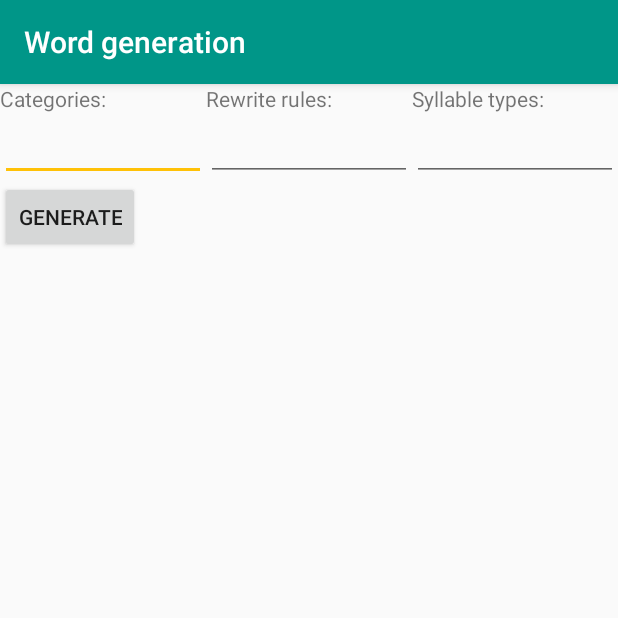
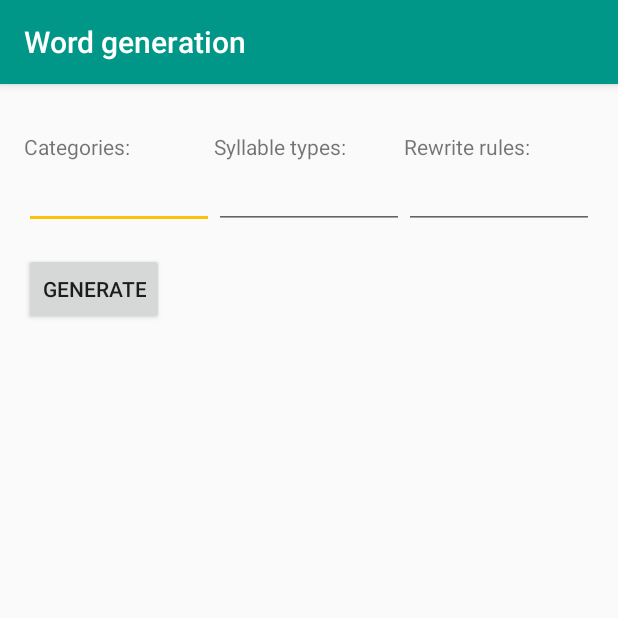
Before and after one commit to vylion/WordWeaver, an Android app: the screen it shows after launch (OpenLangActivity), in the options menu, after a tap on "Word generation", on a phone screen of 412 x 824 dp, the top half of it. Run offline under Robolectric (Android 15) with nearby library versions, the phone set to English and light mode, and no system bars.

Commit message:
Fixed syllable concatenation funking up the rewrite rule application order. Changed UI a bit. You can now load a language, although you still can't save one.

```diff
--- a/app/src/main/java/vylion/wordweaver/LangViewAdapter.java
+++ b/app/src/main/java/vylion/wordweaver/LangViewAdapter.java
@@ -27,7 +27,7 @@ import vylion.wordweaver.arachne.Language;
  * Created by vylion on 1/3/17.
  */
 
-public class LangViewAdapter extends RecyclerView.Adapter<LangViewAdapter.BookViewHolder> {
+public class LangViewAdapter extends RecyclerView.Adapter<LangViewAdapter.LangViewHolder> {
 
     public static final int COMPARE_BY_TITLE = 0;
     public static final int COMPARE_BY_CATEGORY = 1;
@@ -37,8 +37,9 @@ public class LangViewAdapter extends RecyclerView.Adapter<LangViewAdapter.BookVi
     private Context context;
     private Scribe scribe;
     private CoordinatorLayout coordinatorLayout;
+    private View.OnClickListener listener;
 
-    public LangViewAdapter(Context c, Scribe s, CoordinatorLayout layout) {
+    public LangViewAdapter(Context c, Scribe s, CoordinatorLayout layout, View.OnClickListener v) {
         scribe = s;
 
         inflater = LayoutInflater.from(c);
@@ -48,6 +49,7 @@ public class LangViewAdapter extends RecyclerView.Adapter<LangViewAdapter.BookVi
         //order();
         context = c;
         coordinatorLayout = layout;
+        listener = v;
     }
 
     //*****************************************
@@ -55,14 +57,15 @@ public class LangViewAdapter extends RecyclerView.Adapter<LangViewAdapter.BookVi
     //*****************************************
 
     @Override
-    public BookViewHolder onCreateViewHolder(ViewGroup parent, int viewType) {
+    public LangViewHolder onCreateViewHolder(ViewGroup parent, int viewType) {
         View v = inflater.inflate(R.layout.lang_view_row, parent, false);
-        BookViewHolder holder = new BookViewHolder(v);
+        LangViewHolder holder = new LangViewHolder(v);
+        v.setOnClickListener(listener);
         return holder;
     }
 
     @Override
-    public void onBindViewHolder(final BookViewHolder holder, int position) {
+    public void onBindViewHolder(final LangViewHolder holder, int position) {
         Language l = languages.get(position);
         holder.setName(l.getName());
         holder.setAuthor(l.getAuthor());
@@ -99,7 +102,7 @@ public class LangViewAdapter extends RecyclerView.Adapter<LangViewAdapter.BookVi
         }
         if(pos < languages.size()) {
             scribe.open();
-            scribe.deleteBook(languages.get(pos));
+            scribe.deleteLang(languages.get(pos));
             scribe.close();
             languages.remove(pos);
             notifyItemRemoved(pos);
@@ -108,7 +111,7 @@ public class LangViewAdapter extends RecyclerView.Adapter<LangViewAdapter.BookVi
 
     public void remove(int p) {
         scribe.open();
-        scribe.deleteBook(languages.get(p));
+        scribe.deleteLang(languages.get(p));
         scribe.close();
         languages.remove(p);
         notifyItemRemoved(p);
@@ -118,7 +121,7 @@ public class LangViewAdapter extends RecyclerView.Adapter<LangViewAdapter.BookVi
     //Auxiliary sorting tools
     //***********************
 
-    public void order() {
+    public void sort() {
         LangComparator comparator = new LangComparator();
         Collections.sort(languages, comparator);
         notifyDataSetChanged();
@@ -181,12 +184,12 @@ public class LangViewAdapter extends RecyclerView.Adapter<LangViewAdapter.BookVi
     //RecyclerViewAdapter's ViewHolder custom implementation
     //******************************************************
 
-    class BookViewHolder extends RecyclerView.ViewHolder implements PopupMenu.OnMenuItemClickListener, View.OnClickListener {
+    class LangViewHolder extends RecyclerView.ViewHolder implements PopupMenu.OnMenuItemClickListener, View.OnClickListener {
         private ImageView menuButton;
         private TextView name;
         private TextView author;
 
-        public BookViewHolder(View itemView) {
+        public LangViewHolder(View itemView) {
             super(itemView);
             name = (TextView) itemView.findViewById(R.id.lang_view_row_name);
             author = (TextView) itemView.findViewById(R.id.lang_view_row_author);
--- a/app/src/main/java/vylion/wordweaver/MainActivity.java
+++ b/app/src/main/java/vylion/wordweaver/MainActivity.java
@@ -20,9 +20,10 @@ import android.widget.LinearLayout;
 import android.widget.Toast;
 
 import vylion.wordweaver.alexandria.Scribe;
+import vylion.wordweaver.arachne.Language;
 import vylion.wordweaver.arachne.Weaver;
 
-public class MainActivity extends AppCompatActivity {
+public class MainActivity extends AppCompatActivity implements View.OnClickListener {
 
     private Scribe scribe;
     private Toolbar toolbar;
@@ -63,7 +64,7 @@ public class MainActivity extends AppCompatActivity {
 
             weaver = new Weaver("C=tknsmrh\nV=aioeu\nU=auoāēū\nL=āīōēū",
                     "hu>fu\nhū>fū\nsi>shi\nsī>shī\nsy>sh\nti>chi\ntī>chī\nty>ch\ntu>tsu\n" +
-                            "tū>tsū\nqk>kk\nqp>pp\nqt>tt\nq[^ptk]>",
+                            "tū>tsū\nqk>kk\nqp>pp\nqt>tt\nq>",
                     "CV\nCVn\nCL\nCLn\nCyU\nCyUn\nVn\nLn\nCVq\nCLq\nyU\nyUn\nwa\nL\nV");
             scribe.createLang("Sample: Pseudo-japanese", "Zompist", weaver);
 
@@ -113,8 +114,8 @@ public class MainActivity extends AppCompatActivity {
                 showAbout(aboutText, ok, this);
                 break;
             case R.id.main_menu_add_lang:
-                Intent openLang = new Intent(this, OpenLangActivity.class);
-                startActivityForResult(openLang, 0);
+                Intent i = new Intent(this, OpenLangActivity.class);
+                startActivityForResult(i, 0);
                 break;
             case R.id.main_menu_help:
                 makeToast(getString(R.string.feature_not_implemented));
@@ -149,7 +150,7 @@ public class MainActivity extends AppCompatActivity {
     private void resetView() {
         CoordinatorLayout layout = (CoordinatorLayout) findViewById(R.id.main_coordinator);
 
-        LangViewAdapter adapter = new LangViewAdapter(this, scribe, layout);
+        LangViewAdapter adapter = new LangViewAdapter(this, scribe, layout, this);
         langView.setAdapter(adapter);
 
         RecyclerView.LayoutManager lm;
@@ -190,4 +191,15 @@ public class MainActivity extends AppCompatActivity {
 
         snackbar.show();
     }
+
+    @Override
+    public void onClick(View v) {
+        int pos = langView.getChildLayoutPosition(v);
+        LangViewAdapter adapter = (LangViewAdapter) langView.getAdapter();
+        Language l = adapter.getItem(pos);
+
+        Intent i = new Intent(this, OpenLangActivity.class);
+        i.putExtra(OPEN_LANG_TAG, l);
+        startActivityForResult(i, 0);
+    }
 }
--- a/app/src/main/java/vylion/wordweaver/OpenLangActivity.java
+++ b/app/src/main/java/vylion/wordweaver/OpenLangActivity.java
@@ -1,5 +1,6 @@
 package vylion.wordweaver;
 
+import android.content.Intent;
 import android.support.v7.app.AppCompatActivity;
 import android.os.Bundle;
 import android.support.v7.widget.Toolbar;
@@ -8,14 +9,17 @@ import android.widget.Button;
 import android.widget.EditText;
 import android.widget.TextView;
 
+import vylion.wordweaver.arachne.Language;
 import vylion.wordweaver.arachne.Weaver;
 
 public class OpenLangActivity extends AppCompatActivity implements View.OnClickListener {
 
+    private Language lang;
     private Weaver weaver;
     private Button button;
+    private String title;
+
     private TextView generator;
-
     private EditText categories;
     private EditText rules;
     private EditText syllables;
@@ -25,6 +29,8 @@ public class OpenLangActivity extends AppCompatActivity implements View.OnClickL
         super.onCreate(savedInstanceState);
         setContentView(R.layout.activity_open_lang);
 
+        title = getString(R.string.default_lang_name);
+
         generator = (TextView) findViewById(R.id.generated_text);
         button = (Button) findViewById(R.id.open_lang_button);
         categories = (EditText) findViewById(R.id.open_lang_edit_categories);
@@ -33,6 +39,20 @@ public class OpenLangActivity extends AppCompatActivity implements View.OnClickL
 
         Toolbar toolbar = (Toolbar) findViewById(R.id.app_bar);
         setSupportActionBar(toolbar);
+
+        Intent i = getIntent();
+        lang = i.getParcelableExtra(MainActivity.OPEN_LANG_TAG);
+
+        if(lang != null) {
+            title = lang.getName();
+            weaver = lang.getWeaver();
+
+            categories.setText(weaver.categoriesToString());
+            rules.setText(weaver.rulesToString());
+            syllables.setText(weaver.syllablesToString());
+        }
+
+        toolbar.setTitle(title);
 
         button.setOnClickListener(this);
     }
@@ -44,7 +64,9 @@ public class OpenLangActivity extends AppCompatActivity implements View.OnClickL
             String r = rules.getText().toString();
             String s = syllables.getText().toString();
 
-            weaver = new Weaver(c, r, s);
+            if(c.length() > 0 && s.length() > 0)
+                weaver = new Weaver(c, r, s);
+            else weaver = null;
         }
         else weaver = null;
 
--- a/app/src/main/java/vylion/wordweaver/alexandria/Scribe.java
+++ b/app/src/main/java/vylion/wordweaver/alexandria/Scribe.java
@@ -126,7 +126,7 @@ public class Scribe {
         return createLang(l.getName(), l.getAuthor(), l.getWeaver());
     }
 
-    public void deleteBook(Language lang) {
+    public void deleteLang(Language lang) {
         long id = lang.getId();
         System.out.println("Language deleted with id: " + id);
         database.delete(MySQLiteHelper.TABLE_LANGS, MySQLiteHelper.COLUMN_ID
--- a/app/src/main/java/vylion/wordweaver/arachne/Weaver.java
+++ b/app/src/main/java/vylion/wordweaver/arachne/Weaver.java
@@ -2,6 +2,7 @@ package vylion.wordweaver.arachne;
 
 import android.text.TextUtils;
 
+import java.lang.reflect.Array;
 import java.util.*;
 
 /**
@@ -33,7 +34,7 @@ public class Weaver {
 
     private Weaver() {
         categories = new HashMap<>();
-        rules = new ArrayList<RewriteRule>();
+        rules = new ArrayList<>();
         syllables = new ArrayList<>();
 
         dropoff = Dropoff.EQUAL;
@@ -56,13 +57,17 @@ public class Weaver {
 
         String[] categs = c.split("\n");
         for(int i = 0; i < categs.length; i++) {
-            String[] categ = categs[i].split("=");
-            if(categ[0].length() > 0 && categ[1].length() > 0) {
-                String[] letters = categ[1].split(" ");
-                if(letters.length > 1)
-                    categories.put(categ[0], letters);
-                else
-                categories.put(categ[0], categ[1].split("(?!^)"));
+            categs[i] = categs[i].trim();
+
+            if(categs[i].length() > 0) {
+                String[] categ = categs[i].split("=");
+                if (categ[0].length() > 0 && categ[1].length() > 0) {
+                    String[] letters = categ[1].split(" ");
+                    if (letters.length > 1)
+                        categories.put(categ[0], letters);
+                    else
+                        categories.put(categ[0], categ[1].split("(?!^)"));
+                }
             }
         }
 
@@ -74,6 +79,7 @@ public class Weaver {
         String[] syllables = s.split("\n");
         for(int i = 0; i < syllables.length; i++) {
             syllables[i] = syllables[i].trim();
+
             if(syllables[i].length() > 0) {
                 String[] syllable = syllables[i].split(" ");
                 if (syllable.length > 1)
@@ -220,6 +226,10 @@ public class Weaver {
     }
 
     public String newWord() {
+        return rewrite(makeWord());
+    }
+
+    private String makeWord() {
         String word = makeSyllable();
 
         double cutoff;
@@ -227,7 +237,7 @@ public class Weaver {
         switch (monosylProb) {
             default:
             case ALWAYS:
-                return rewrite(word);
+                return word;
             case MOSTLY:
                 cutoff = 0.6;
                 break;
@@ -249,7 +259,7 @@ public class Weaver {
             word += newWord();
         }
 
-        return rewrite(word);
+        return word;
     }
 
     public List<String> newWords(int i) {
@@ -280,7 +290,7 @@ public class Weaver {
     public String rulesToString() {
         String s = "";
 
-        for(int i = 0; i < rules.size(); i++) s+= rules.get(i).print() + "\n";
+        for(int i = 0; i < rules.size(); i++) s+= rules.get(i) + "\n";
 
         return s;
     }
@@ -317,6 +327,23 @@ public class Weaver {
         return monosylProbCustom;
     }
 
+    public List<String> toParcelStrings() {
+        ArrayList<String> strings = new ArrayList<>();
+
+        strings.add(categoriesToString());
+        strings.add(rulesToString());
+        strings.add(syllablesToString());
+        strings.add(dropoffToString());
+        strings.add(sylProbToString());
+        strings.add(monosylProbToString());
+
+        return strings;
+    }
+
+    public static Weaver fromParcel(List<String> s, double dropoffCustom, double sylProbCustom, double monosylProbCustom) {
+        return new Weaver(s.get(0), s.get(1), s.get(2), s.get(3), dropoffCustom, s.get(4), sylProbCustom, s.get(5), monosylProbCustom);
+    }
+
     public String toString() {
         String s = "*WORD WEAVER*\nCategories:\n";
         s += categoriesToString();
--- a/app/src/main/res/layout/activity_open_lang.xml
+++ b/app/src/main/res/layout/activity_open_lang.xml
@@ -26,7 +26,12 @@
         <android.support.v7.widget.LinearLayoutCompat
             android:orientation="vertical"
             android:layout_width="match_parent"
-            android:layout_height="wrap_content">
+            android:layout_height="wrap_content"
+            android:paddingTop="@dimen/activity_vertical_margin"
+            android:paddingBottom="@dimen/activity_vertical_margin"
+            android:paddingLeft="@dimen/activity_horizontal_margin"
+            android:paddingRight="@dimen/activity_horizontal_margin"
+            >
 
             <!-- Phonotactics Row -->
 
@@ -34,9 +39,10 @@
 
             <!-- Options Row -->
 
-            <!--include layout="@layout/activity_open_lang_options" /-->
+            <!-- include layout="@layout/activity_open_lang_options" /-->
 
             <Button
+                android:layout_marginTop="@dimen/activity_vertical_margin"
                 android:layout_width="wrap_content"
                 android:layout_height="wrap_content"
                 android:text="@string/open_lang_button_text"
@@ -44,7 +50,7 @@
                 />
 
             <TextView
-                android:paddingTop="18dp"
+                android:paddingTop="@dimen/activity_vertical_margin"
                 android:layout_width="wrap_content"
                 android:layout_height="wrap_content"
                 android:text=""
--- a/app/src/main/res/layout/activity_open_lang_phonotactics.xml
+++ b/app/src/main/res/layout/activity_open_lang_phonotactics.xml
@@ -4,8 +4,10 @@
     android:layout_width="match_parent"
     android:layout_height="wrap_content"
     android:id="@+id/open_lang_phonotactics"
+    android:layout_marginTop="@dimen/activity_vertical_margin"
     >
 
+    <!-- Letter categories -->
     <android.support.v7.widget.LinearLayoutCompat
         android:layout_width="0dp"
         android:layout_height="wrap_content"
@@ -29,6 +31,31 @@
 
     </android.support.v7.widget.LinearLayoutCompat>
 
+    <!-- Syllable types -->
+    <android.support.v7.widget.LinearLayoutCompat
+        android:layout_width="0dp"
+        android:layout_height="wrap_content"
+        android:layout_weight="1"
+        android:id="@+id/open_lang_syllables"
+        android:orientation="vertical"
+        >
+
+        <TextView
+            android:layout_width="match_parent"
+            android:layout_height="wrap_content"
+            android:text="@string/open_lang_title_syllables"
+            />
+
+        <EditText
+            android:id="@+id/open_lang_edit_syllables"
+            android:layout_width="match_parent"
+            android:layout_height="wrap_content"
+            android:ems="10"
+            android:inputType="textMultiLine" />
+
+    </android.support.v7.widget.LinearLayoutCompat>
+
+    <!-- Rewrite rules -->
     <android.support.v7.widget.LinearLayoutCompat
         android:layout_width="0dp"
         android:layout_height="wrap_content"
@@ -52,27 +79,4 @@
 
     </android.support.v7.widget.LinearLayoutCompat>
 
-    <android.support.v7.widget.LinearLayoutCompat
-        android:layout_width="0dp"
-        android:layout_height="wrap_content"
-        android:layout_weight="1"
-        android:id="@+id/open_lang_syllables"
-        android:orientation="vertical"
-        >
-
-        <TextView
-            android:layout_width="match_parent"
-            android:layout_height="wrap_content"
-            android:text="@string/open_lang_title_syllables"
-            />
-
-        <EditText
-            android:id="@+id/open_lang_edit_syllables"
-            android:layout_width="match_parent"
-            android:layout_height="wrap_content"
-            android:ems="10"
-            android:inputType="textMultiLine" />
-
-    </android.support.v7.widget.LinearLayoutCompat>
-
 </android.support.v7.widget.LinearLayoutCompat>
--- a/app/src/main/res/values/strings.xml
+++ b/app/src/main/res/values/strings.xml
@@ -32,8 +32,8 @@
     <string name="snackbar_delete_reverted">has been restored.</string>
 
     <!-- About strings -->
-    <string name="about_text">\"Conlanger\'s Word Weaver\" is a personal project of Guillermo Serrahima,
-        born from the goal of porting zompist.com\'s word generation functionality to Android.</string>
+    <string name="about_text">\"Word Weaver\" is a personal project of Guillermo Serrahima, born from
+        the goal of porting zompist.com\'s word generation functionality to Android.</string>
     <string name="about_button">OK</string>
 
     <!-- Default and other strings -->
```
Also changed, not shown: app/src/main/java/vylion/wordweaver/arachne/Language.java (+53 -5 lines), app/src/main/res/layout/activity_open_lang_options.xml (+8 -1 lines), 2 other files.
